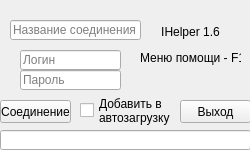
Qt form ihelper.ui (aplinxy9plin/IHelper) before a commit.
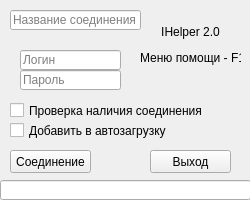
The same form after that commit. Icons and pictures are not drawn.

The edit to the form file:
```diff
--- a/ihelper.ui
+++ b/ihelper.ui
@@ -7,19 +7,19 @@
     <x>0</x>
     <y>0</y>
     <width>250</width>
-    <height>150</height>
+    <height>200</height>
    </rect>
   </property>
   <property name="minimumSize">
    <size>
     <width>250</width>
-    <height>150</height>
+    <height>200</height>
    </size>
   </property>
   <property name="maximumSize">
    <size>
     <width>250</width>
-    <height>150</height>
+    <height>250</height>
    </size>
   </property>
   <property name="windowTitle">
@@ -29,9 +29,9 @@
    <widget class="QPushButton" name="pbOk">
     <property name="geometry">
      <rect>
-      <x>0</x>
-      <y>100</y>
-      <width>71</width>
+      <x>10</x>
+      <y>150</y>
+      <width>81</width>
       <height>23</height>
      </rect>
     </property>
@@ -42,9 +42,9 @@
    <widget class="QPushButton" name="pbExit">
     <property name="geometry">
      <rect>
-      <x>180</x>
-      <y>100</y>
-      <width>71</width>
+      <x>150</x>
+      <y>150</y>
+      <width>81</width>
       <height>23</height>
      </rect>
     </property>
@@ -88,7 +88,7 @@
     <property name="geometry">
      <rect>
       <x>10</x>
-      <y>20</y>
+      <y>10</y>
       <width>131</width>
       <height>20</height>
      </rect>
@@ -106,22 +106,21 @@
    <widget class="QCheckBox" name="boxAuto">
     <property name="geometry">
      <rect>
-      <x>80</x>
-      <y>90</y>
-      <width>91</width>
-      <height>41</height>
+      <x>10</x>
+      <y>120</y>
+      <width>171</width>
+      <height>21</height>
      </rect>
     </property>
     <property name="text">
-     <string>Добавить в 
-автозагрузку</string>
+     <string>Добавить в автозагрузку</string>
     </property>
    </widget>
    <widget class="QLineEdit" name="leDebug">
     <property name="geometry">
      <rect>
       <x>0</x>
-      <y>130</y>
+      <y>180</y>
       <width>251</width>
       <height>20</height>
      </rect>
@@ -143,7 +142,20 @@
      </rect>
     </property>
     <property name="text">
-     <string>&lt;html&gt;&lt;head/&gt;&lt;body&gt;&lt;p align=&quot;center&quot;&gt;&lt;img src=&quot;:/icomain.png&quot;/&gt;&lt;/p&gt;&lt;p align=&quot;center&quot;&gt;IHelper 1.6&lt;/p&gt;&lt;p align=&quot;center&quot;&gt;Меню помощи - F1&lt;/p&gt;&lt;/body&gt;&lt;/html&gt;</string>
+     <string>&lt;html&gt;&lt;head/&gt;&lt;body&gt;&lt;p align=&quot;center&quot;&gt;&lt;img src=&quot;:/icomain.png&quot;/&gt;&lt;/p&gt;&lt;p align=&quot;center&quot;&gt;IHelper 2.0&lt;/p&gt;&lt;p align=&quot;center&quot;&gt;Меню помощи - F1&lt;/p&gt;&lt;/body&gt;&lt;/html&gt;</string>
+    </property>
+   </widget>
+   <widget class="QCheckBox" name="boxCheck">
+    <property name="geometry">
+     <rect>
+      <x>10</x>
+      <y>100</y>
+      <width>221</width>
+      <height>21</height>
+     </rect>
+    </property>
+    <property name="text">
+     <string>Проверка наличия соединения</string>
     </property>
    </widget>
   </widget>
```
